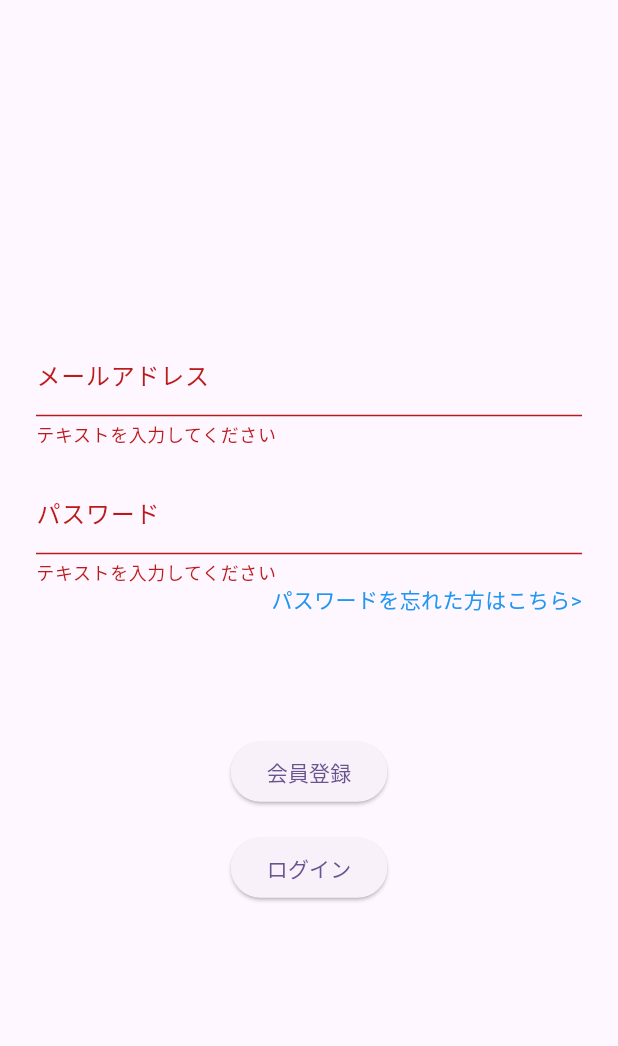
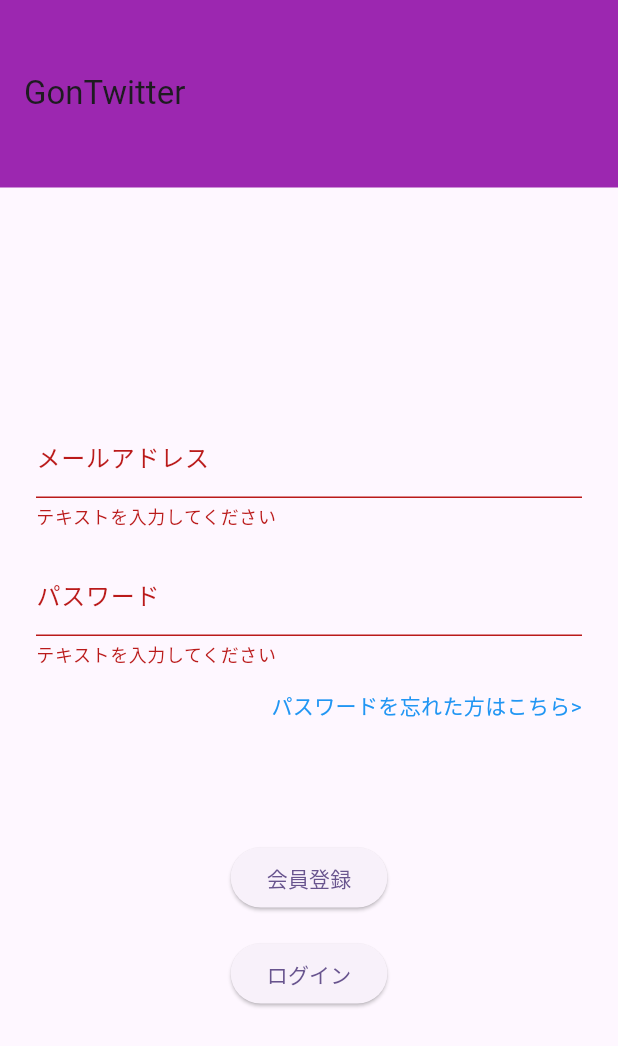
Before and after one commit to mikomoon0829/Gontwitter, a Flutter app: the screen it shows after launch, after a tap on "会員登録", after a tap on "ログイン", on a phone screen of 412 x 824 dp. Shown: the top 1046 px of the screen. Run offline on Flutter 3.47's test engine with Material 3 defaults, Android fonts, the phone set to English and light mode, and no system bars; our stand-ins replace cloud_firestore, firebase_auth, firebase_core, firebase_storage, fluttertoast, freezed_annotation and 1 more; accounts and stored records are empty.

Commit message:
メアド編集以外のログイン回エラーコード改善

```diff
--- a/lib/common_widget/confirm_dialog.dart
+++ b/lib/common_widget/confirm_dialog.dart
@@ -23,18 +23,18 @@ class ConfirmDialog extends StatelessWidget {
 
   @override
   Widget build(BuildContext context) {
-    return AlertDialog(title: Text("確認"), content: Text(text), actions: [
+    return AlertDialog(title: const Text("確認"), content: Text(text), actions: [
       TextButton(
           onPressed: () {
             onConfirmPressed();
             Navigator.of(context).pop();
           },
-          child: Text("はい")),
+          child: const Text("はい")),
       TextButton(
           onPressed: () {
             Navigator.of(context).pop();
           },
-          child: Text("いいえ"))
+          child: const Text("いいえ"))
     ]);
   }
 }
--- a/lib/views/auth/auth_page.dart
+++ b/lib/views/auth/auth_page.dart
@@ -18,11 +18,17 @@ class AuthPage extends StatelessWidget {
   @override
   Widget build(BuildContext context) {
     return Scaffold(
+        appBar: AppBar(
+          title: const Text("GonTwitter"),
+          toolbarHeight: 125,
+          backgroundColor: Colors.purple,
+        ),
         body: Form(
           key: _formKey,
           child: Padding(
             padding: const EdgeInsets.symmetric(horizontal: 24),
-        child: Column(mainAxisAlignment: MainAxisAlignment.center, children: [
+            child:
+                Column(mainAxisAlignment: MainAxisAlignment.center, children: [
               AuthTextFormWidget(
                 controller: emailController,
                 label: "メールアドレス",
@@ -34,6 +40,7 @@ class AuthPage extends StatelessWidget {
                 label: "パスワード",
                 isMask: true,
               ),
+              MarginBox.smallHeightMargin,
               SizedBox(
                 width: double.infinity,
                 child: InkWell(
@@ -85,13 +92,14 @@ class AuthPage extends StatelessWidget {
                   } on FirebaseAuthException catch (e) {
                     if (e.code == 'email-already-in-use') {
                       // ignore: use_build_context_synchronously
-                  showCloseOnlyDialog(context, "会員登録失敗", "指定したメールアドレスは登録済みです");
+                      showCloseOnlyDialog(
+                          context, "会員登録失敗", "指定したメールアドレスは登録済みです");
                     } else if (e.code == 'invalid-email') {
                       showCloseOnlyDialog(
                           // ignore: use_build_context_synchronously
                           context,
                           "会員登録失敗",
-                      "メールアドレスのフォーマットが正しくありません");
+                          "メールアドレスの形式ではありません");
                       // print("フォーマット");
                     } else if (e.code == 'operation-not-allowed') {
                       showCloseOnlyDialog(
@@ -141,15 +149,14 @@ class AuthPage extends StatelessWidget {
                           "予期せぬエラーです。ログインはできたけどユーザーがnullです");
                     }
                   } on FirebaseAuthException catch (e) {
-                if (e.code == "user-not-found") {
+                    print(e.code);
+                    if (e.code == 'invalid-credential') {
+                      showCloseOnlyDialog(
+                          context, "ログイン失敗", "メールアドレスもしくはパスワードが違います");
+                    } else if (e.code == 'invalid-email') {
                       // ignore: use_build_context_synchronously
-                  showCloseOnlyDialog(context, "ログイン失敗", "ユーザーが見つかりません");
-                } else if (e.code == "invalid-email") {
-                  // ignore: use_build_context_synchronously
-                  showCloseOnlyDialog(context, "ログイン失敗", "メールアドレスの形式ではありません");
-                } else if (e.code == "wrong-password") {
-                  // ignore: use_build_context_synchronously
-                  showCloseOnlyDialog(context, "ログイン失敗", "パスワードが間違っています");
+                      showCloseOnlyDialog(
+                          context, "ログイン失敗", "メールアドレスの形式ではありません");
                     }
                   } catch (e) {
                     // ログインに失敗した場合
--- a/lib/views/bottom_navigation_page/bottom_navigation_page.dart
+++ b/lib/views/bottom_navigation_page/bottom_navigation_page.dart
@@ -22,7 +22,7 @@ class BottomNavigationPage extends StatefulWidget {
 
 class _BottomNavigationPageState extends State<BottomNavigationPage> {
   List pages = [AllPostPage(), MyPage()];
-  int selectedIndex = 1;
+  int selectedIndex = 0;
 
   @override
   Widget build(BuildContext context) {
--- a/lib/views/my_page/my_page.dart
+++ b/lib/views/my_page/my_page.dart
@@ -80,14 +80,14 @@ class MyPage extends StatelessWidget {
                                   // ignore: use_build_context_synchronously
                                   Navigator.of(context).pop();
 
-                                  print("再設定");
+                                  // print("再設定");
                                 } catch (e) {
                                   showCloseOnlyDialog(
                                       // ignore: use_build_context_synchronously
                                       context,
                                       "メール送信失敗",
                                       "予期せぬエラーです");
-                                  print(e.toString());
+                                  // print(e.toString());
                                 }
                               },
                             );
@@ -173,7 +173,7 @@ class MyPage extends StatelessWidget {
                                         FirebaseAuth.instance.currentUser!.uid)
                                 .snapshots(),
                             builder: (context, snapshot) {
-                              print(snapshot);
+                              // print(snapshot);
                               if (snapshot.hasData == false) {
                                 return const SizedBox.shrink();
                               }
```
Also changed, not shown: lib/views/all_post_page/add_post/add_post_page.dart (+4 -4 lines), lib/views/auth/password_reminder_page.dart (+22 -4 lines), lib/views/my_page/edit_email/edit_email_page.dart (+6 -6 lines), lib/views/my_page/edit_profile/edit_profile_page.dart (+7 -7 lines). Lines whose indentation alone changed are shown as unchanged.
